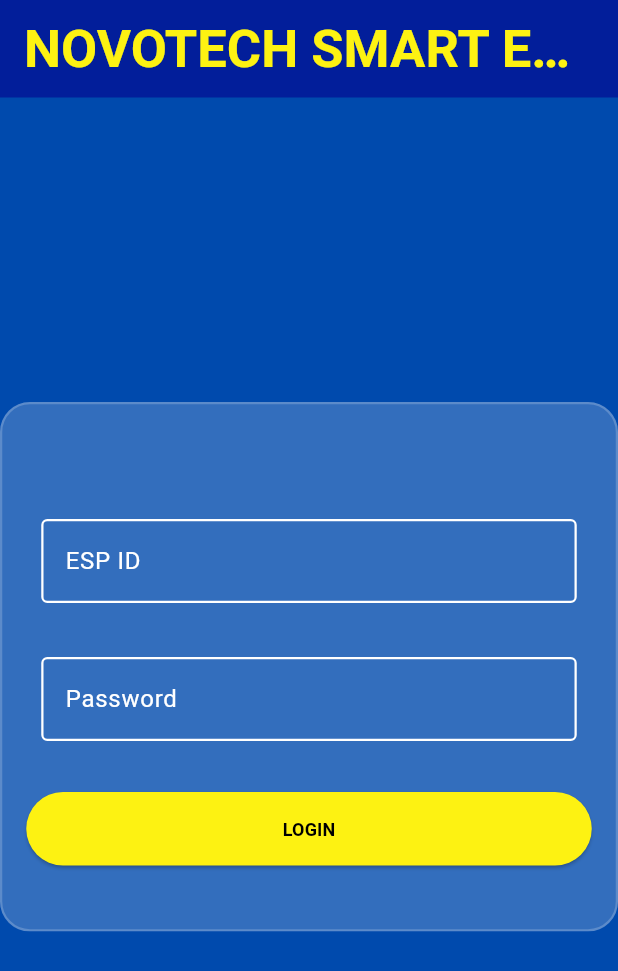
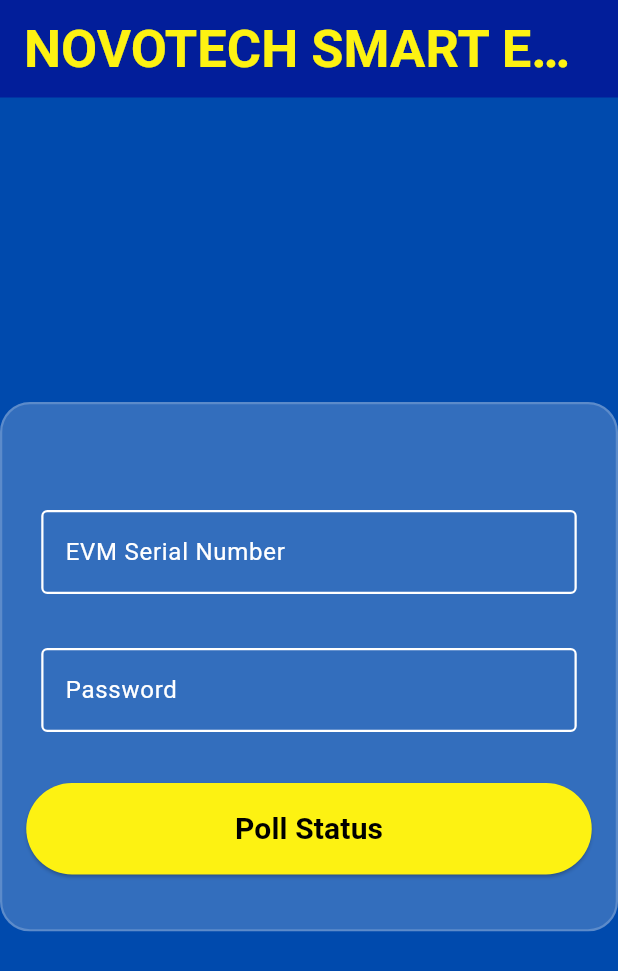
Before and after one commit to Rayan1117/smart_evm, a Flutter app: the screen it shows after launch, on a phone screen of 412 x 824 dp. Shown: the top 971 px of the screen. Run offline on Flutter 3.47's test engine with Material 3 defaults, Android fonts, the phone set to English and light mode, and no system bars; our stand-ins replace firebase_core, firebase_database, fl_chart, shared_preferences; accounts and stored records are empty.

Commit message:
final:last thadava

```diff
--- a/lib/login_page/login_page.dart
+++ b/lib/login_page/login_page.dart
@@ -135,8 +135,8 @@
                             borderSide:
                                 BorderSide(color: Colors.white, width: 1.5),
                           ),
-                          labelText: 'ESP ID',
-                          hintText: 'Enter ESP ID',
+                          labelText: 'EVM Serial Number',
+                          hintText: 'Enter EVM Serial Number',
                           hintStyle: const TextStyle(color: Colors.white),
                           labelStyle: const TextStyle(color: Colors.white),
                         ),
@@ -174,10 +174,10 @@
                         padding: const EdgeInsets.symmetric(vertical: 16.0),
                       ),
                       child: const Text(
-                        "LOGIN",
+                        "Poll Status",
                         style: TextStyle(
                           fontWeight: FontWeight.bold,
-                          fontSize: 12.0,
+                          fontSize: 20.0,
                           color: Colors.black,
                         ),
                       ),
```
Also changed, not shown: lib/home_page/home_page.dart (+5 -5 lines), pubspec.yaml (+9 -0 lines), assets/newc5.png (added), assets/newc6.png (added), assets/newc7.png (added), assets/newc8.png (added), assets/uc5.png (added), assets/uc6.png (added), assets/uc7.png (added), assets/uc8.png (added).
